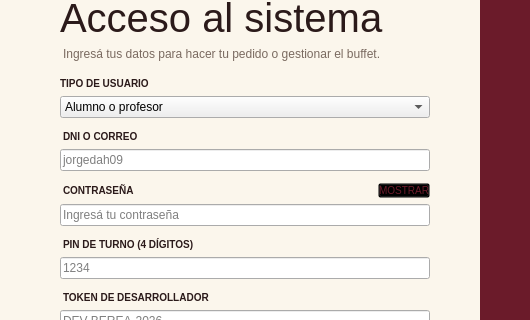
Above: app/loginwindow.ui from gabrielnogueramelendez-cpu/Qt-creator-Berea before the change; both pictures show x 0 to 530 and y 148 to 468 of the 1100 by 680 pixel window. Below: the same form after it.
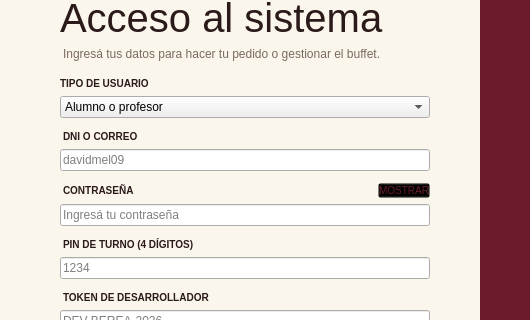
That is the form after the change.

Patch:
```diff
--- a/app/loginwindow.ui
+++ b/app/loginwindow.ui
@@ -239,7 +239,7 @@
       <item>
        <widget class="QLineEdit" name="txtUser">
         <property name="placeholderText">
-         <string>jorgedah09</string>
+         <string>davidmel09</string>
         </property>
        </widget>
       </item>
```
